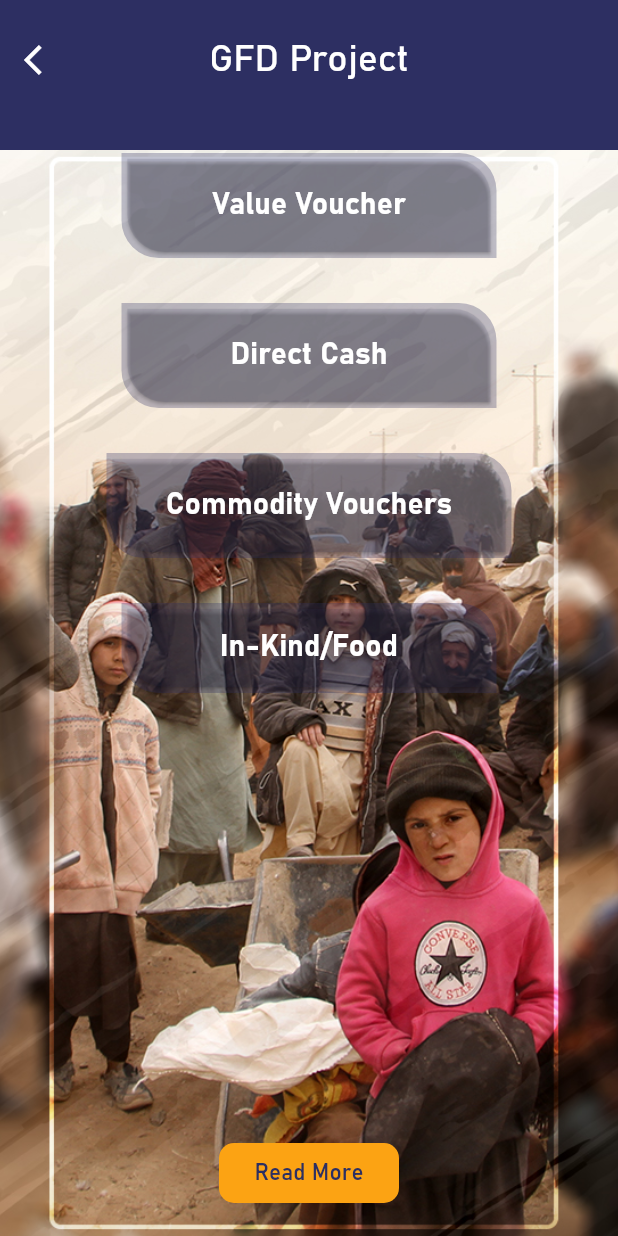
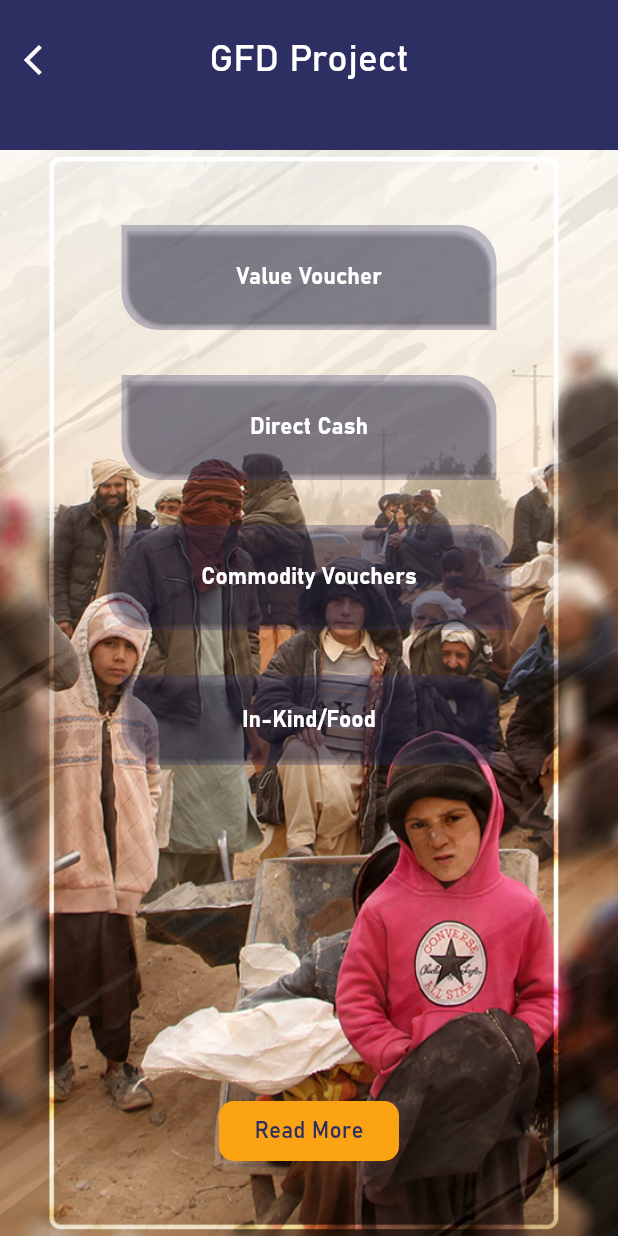
Before and after one commit to Mohebjami/rsdo, a Flutter app: the SubProject screen opened by its route, on a phone screen of 412 x 824 dp. Run offline on Flutter 3.47's test engine with Material 3 defaults, Android fonts, the light colour scheme and no system bars; our stand-ins replace cloud_firestore, countup, csv, file_picker, firebase_core, flutter_slidable and 6 more; missing offline and left inert: android_path_provider, flutter_document_picker, syncfusion_flutter_xlsio, universal_html; accounts and stored records are empty.

Commit message:
Merge remote-tracking branch 'origin/main'

```diff
--- a/lib/Sub_Project.dart
+++ b/lib/Sub_Project.dart
@@ -45,8 +45,13 @@ class _SubProjectState extends State<SubProject> {
         decoration: const BoxDecoration(
             image: DecorationImage(
                 image: AssetImage('assets/test.jpg'), fit: BoxFit.cover)),
+        child: Padding(
+          padding: const EdgeInsets.all(50.0),
           child: Column(
-          mainAxisAlignment: MainAxisAlignment.center,
+            mainAxisAlignment: MainAxisAlignment.spaceBetween,
+            children: [
+              Column(
+                mainAxisAlignment: MainAxisAlignment.start,
                 children: [
                   Container(
                     width: 250,
@@ -78,7 +83,7 @@ class _SubProjectState extends State<SubProject> {
                           child: Text(
                             'Value Voucher',
                             style: TextStyle(
-                          fontSize: 20,
+                                fontSize: 15,
                                 color: Colors.white,
                                 fontFamily: "BAHNSCHRIFT",
                                 fontWeight: FontWeight.bold
@@ -122,7 +127,7 @@ class _SubProjectState extends State<SubProject> {
                           child: Text(
                             'Direct Cash',
                             style: TextStyle(
-                          fontSize: 20,
+                                fontSize: 15,
                                 color: Colors.white,
                                 fontFamily: "BAHNSCHRIFT",
                                 fontWeight: FontWeight.bold
@@ -166,7 +171,7 @@ class _SubProjectState extends State<SubProject> {
                           child: Text(
                             'Commodity Vouchers',
                             style: TextStyle(
-                          fontSize: 20,
+                                fontSize: 15,
                                 color: Colors.white,
                                 fontFamily: "BAHNSCHRIFT",
                                 fontWeight: FontWeight.bold
@@ -209,7 +214,7 @@ class _SubProjectState extends State<SubProject> {
                           child: Text(
                             'In-Kind/Food',
                             style: TextStyle(
-                          fontSize: 20,
+                                fontSize: 15,
                                 color: Colors.white,
                                 fontFamily: "BAHNSCHRIFT",
                                 fontWeight: FontWeight.bold
@@ -219,10 +224,12 @@ class _SubProjectState extends State<SubProject> {
                       ),
                     ),
                   ),
-            const SizedBox(
-              height: 300,
+
+                ],
               ),
-            Container(
+              Column(
+                mainAxisAlignment: MainAxisAlignment.end,
+                children: [Container(
                   height: 40,
                   width: 120,
                   decoration: BoxDecoration(
@@ -242,11 +249,10 @@ class _SubProjectState extends State<SubProject> {
                       ),
                     ),
                   ),
-            ),
-            const SizedBox(
-              height: 20,
+                ),],
               )
             ],
+          ),
         ),
       ),
     );
```
Also changed, not shown: lib/Add_Surveyor.dart (+4 -27 lines), lib/Controller.dart (+20 -29 lines), lib/DisReport.dart (+7 -1 lines), lib/FetchData.dart (+18 -26 lines), lib/FetchDataAdmin.dart (+4 -10 lines), lib/WelcomePage.dart (+11 -10 lines), 4 other files. Lines whose indentation alone changed are shown as unchanged.
